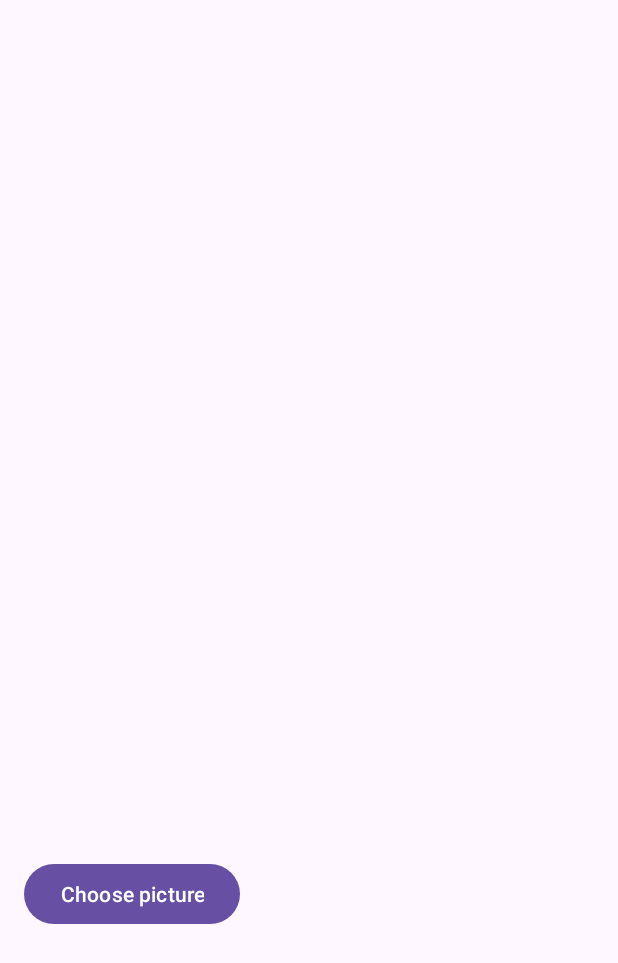
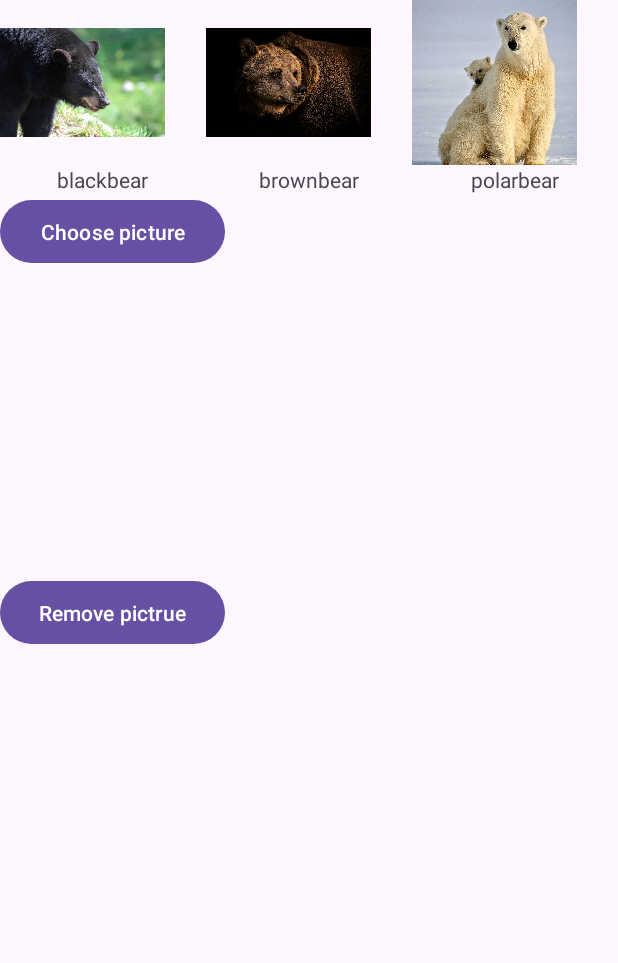
Before and after one commit to 591317/Oblig1_QuizApp, an Android app: the GalleryActivity screen opened directly, with no data from a screen before it, on a phone screen of 412 x 824 dp. Shown: the top 963 px of the screen. Run offline under Robolectric (Android 15) with nearby library versions, the phone set to English and light mode, and no system bars.

Commit message:
running with GridView but do not display the new entry images names correctly. and the remove button is not correctly placed

```diff
--- a/app/src/main/AndroidManifest.xml
+++ b/app/src/main/AndroidManifest.xml
@@ -1,6 +1,9 @@
 <?xml version="1.0" encoding="utf-8"?>
 <manifest xmlns:android="http://schemas.android.com/apk/res/android"
     xmlns:tools="http://schemas.android.com/tools">
+
+    <uses-permission android:name="android.permission.READ_MEDIA_IMAGES" />
+
 
     <application
         android:allowBackup="true"
--- a/app/src/main/java/com/example/oblig1_quizapp/GalleryActivity.java
+++ b/app/src/main/java/com/example/oblig1_quizapp/GalleryActivity.java
@@ -1,23 +1,25 @@
 package com.example.oblig1_quizapp;
 
-import androidx.activity.result.ActivityResult;
+
 import androidx.activity.result.ActivityResultCallback;
 import androidx.activity.result.ActivityResultLauncher;
-import androidx.activity.result.contract.ActivityResultContract;
 import androidx.activity.result.contract.ActivityResultContracts;
-import androidx.annotation.Nullable;
 import androidx.appcompat.app.AppCompatActivity;
 
-import android.app.Instrumentation;
 import android.content.Intent;
 import android.net.Uri;
 import android.os.Bundle;
-import android.provider.MediaStore;
+
+import android.view.LayoutInflater;
 import android.view.View;
+import android.view.ViewGroup;
+import android.widget.ArrayAdapter;
 import android.widget.Button;
+import android.widget.GridView;
 import android.widget.ImageView;
-import android.widget.Toast;
+import android.widget.TextView;
 
+import java.io.File;
 import java.util.ArrayList;
 import java.util.List;
 
@@ -25,18 +27,26 @@ public class GalleryActivity extends AppCompatActivity {
 
     // ImageView variables to store the different Views in.
     ImageView imageView, imageView2, imageView3, imageView4;
+    GridView gridView;
 
     //Buttons
     Button chooseBtn;
 
     //resultLauncher
-    ActivityResultLauncher<Intent> resultLauncher;
+    ActivityResultLauncher<String> resultLauncher;
+
+    // make a ActivityResultContract since startActivityResult() is depricated
+    /*ActivityResultContracts.StartActivityForResult contract = new ActivityResultContracts.StartActivityForResult();*/
+
 
     // List of images Uris
     List<Uri> selectedImageUris = new ArrayList<>();
 
     // variable to keep control on which imageView counter we are in.
-    int imageViewCounter = 1;
+    private static int imageViewCounter = 1;
+
+    private static final int PICK_PDF_FILE = 1;
+
 
     @Override
     protected void onCreate(Bundle savedInstanceState) {
@@ -46,45 +56,63 @@ public class GalleryActivity extends AppCompatActivity {
         // getting the button and imageView content form the View.
         chooseBtn = findViewById(R.id.buttonChoose);
 
-        imageView = findViewById(R.id.imageView);
+      /*  imageView = findViewById(R.id.imageView);
         imageView2 = findViewById(R.id.imageView2);
         imageView3 = findViewById(R.id.imageView3);
-        imageView4 = findViewById(R.id.imageView4);
+        imageView4 = findViewById(R.id.imageView4);*/
 
-        // code before SAF
-        /*registerResult();*/
 
-        // code before SAF
-     /*   resultLauncher = registerForActivityResult(
-                new ActivityResultContracts.StartActivityForResult(),
-                new ActivityResultCallback<ActivityResult>() {
+        gridView = findViewById(R.id.gridView);
+
+        //add the Uris that is going to be showed by default to the list of Uris
+        selectedImageUris.add(Uri.parse("android.resource://com.example.oblig1_quizapp/drawable/blackbear"));
+        selectedImageUris.add(Uri.parse("android.resource://com.example.oblig1_quizapp/drawable/brownbear"));
+        selectedImageUris.add(Uri.parse("android.resource://com.example.oblig1_quizapp/drawable/polarbear"));
+
+        // Use a ArrayAdapter that use the list of Uris to display the content how we designed it in grind_iteam.
+        ArrayAdapter<Uri> adapter = new ArrayAdapter<Uri>(this,R.layout.grid_iteam, selectedImageUris){
+            @Override
+            public View getView (int position, View convertView, ViewGroup parent){
+                if (convertView == null){
+                    convertView = LayoutInflater.from(getContext()).inflate(R.layout.grid_iteam, parent, false);
+
+                }
+
+                ImageView imageView = convertView.findViewById(R.id.animalImageView);
+                TextView textView = convertView.findViewById(R.id.animalText);
+
+                imageView.setImageURI(getItem(position));
+
+                String imageName = getFileNameFromUri(getItem(position));
+                textView.setText(imageName);
+
+                return convertView;
+            }
+        };
+
+
+        // make the gridView use the adapter
+        gridView.setAdapter(adapter);
+
+
+        // capture the result for the Activity of choosing a picture, the ACTION_OPEN_DOCUMENT
+        resultLauncher = registerForActivityResult(
+                new ActivityResultContracts.GetContent(),
+                new ActivityResultCallback<Uri>() {
                     @Override
-                    public void onActivityResult(ActivityResult result){
-                        try {
-                            Uri imgUri = result.getData().getData();
-                            registerResult(imgUri); // husk å endre registerResult parameter til tom.
-                        }catch (Exception e){
-                            Toast.makeText(GalleryActivity.this, "No Image selected", Toast.LENGTH_SHORT).show();
+                    public void onActivityResult(Uri result) {
+                        if (result != null){
+                            //add the selected Uri to the Uri-image list
+                            selectedImageUris.add(result);
+
+                            // update the adapter to reflect changes
+                            adapter.notifyDataSetChanged();
                         }
                     }
-                }
-        );*/
 
-        // Initialize ActivityResultLauncher for SAF picker
-        resultLauncher = registerForActivityResult(
-                new ActivityResultContracts.StartActivityForResult(),
-                new ActivityResultCallback<ActivityResult>() {
-                    @Override
-                    public void onActivityResult(ActivityResult result){
-                        if (result.getResultCode() == RESULT_OK){
-                            Intent data = result.getData();
-                            if (data != null){
-                                registerResult(data);
-                            }
-                        }
-                    }
                 }
         );
+
 
         // listener for the choose-btn when its clicked
         chooseBtn.setOnClickListener(new View.OnClickListener() {
@@ -96,83 +124,28 @@ public class GalleryActivity extends AppCompatActivity {
         });
     }
 
+    // retrieve the name of the Uri so it can be displayed under the Image
+    private String getFileNameFromUri(Uri uri) {
+        String fileName = null;
+        if (uri != null) {
+            String path = uri.getPath();
+            if (path != null) {
+                fileName = new File(path).getName();
+            }
+        }
+        return fileName != null ? fileName : ""; // return filName if it != null or fileName is not a empty String
+    }
 
-    // method for picking the image and passing the intent
+
+    // method for picking the image and passing the intent, using the "SAF" ACTION_OPEN_DOCUMENT
     private void pickImage(){
-        // code before SAF
-        /*Intent intent = new Intent(MediaStore.ACTION_PICK_IMAGES);
-        resultLauncher.launch(intent);*/
 
         Intent intent = new Intent(Intent.ACTION_OPEN_DOCUMENT);
         intent.addCategory(Intent.CATEGORY_OPENABLE);
         intent.setType("image/*");
-        resultLauncher.launch(intent);
+        resultLauncher.launch("image/*");
+        /*startActivityForResult(intent,PICK_PDF_FILE);*/ // deprecated method need to use contracts
 
     }
 
-    // register the result. how do we know what to use of the different "new ActivityResultContracts.StartActivityForResult()"
-    // why do we need a resultLauncher? is this just to make it easier to pass the intent or something?
-    // this code is before the use of SAF. whats the difference
-
-   /* private void registerResult(){
-        resultLauncher = registerForActivityResult(
-                new ActivityResultContracts.StartActivityForResult(),
-                new ActivityResultCallback<ActivityResult>() {
-                    @Override
-                    public void onActivityResult(ActivityResult result){
-
-                        try {
-                            Uri imgUri = result.getData().getData();
-                            setImageInNextView(imgUri);
-                        }catch (Exception e){
-                            Toast.makeText(GalleryActivity.this, "No Image selected", Toast.LENGTH_SHORT).show();
-                        }
-                    }
-                }
-        );
-    }*/
-
-    private void registerResult(Intent data){
-        Uri imageUri = data.getData();
-        if (imageUri != null){
-            try {
-                //save images to a list or device storage ?
-                // add method here maybe
-
-                //display image in the correct imageView
-                setImageInNextView(imageUri);
-
-            }catch (Exception e){
-                Toast.makeText(GalleryActivity.this, "No Image selected", Toast.LENGTH_SHORT).show();
-            }
-        }
-
-    }
-
-
-    private void setImageInNextView (Uri imageUri){
-        // use the counter to keep track on which ImageView that is going to be filled
-        switch (imageViewCounter){
-            case 1:
-                imageView.setImageURI(imageUri);
-                break;
-            case 2:
-                imageView2.setImageURI(imageUri);
-                break;
-            case 3:
-                imageView3.setImageURI(imageUri);
-                break;
-            case 4:
-                imageView4.setImageURI(imageUri);
-                break;
-        }
-
-        imageViewCounter ++; // increment the counter for each click
-
-        // reset when the counter is greater then 4, so we start from the first imageViewer again
-        if (imageViewCounter > 4){
-            imageViewCounter = 1;
-        }
-    }
-
 }
--- a/app/src/main/java/com/example/oblig1_quizapp/MainActivity.java
+++ b/app/src/main/java/com/example/oblig1_quizapp/MainActivity.java
@@ -27,6 +27,7 @@ public class MainActivity extends AppCompatActivity {
             public void onClick(View view) {
                // add what the button should do when clicked
                 openGallery(view);
+
             }
         });
 
--- a/app/src/main/res/layout/activity_gallery.xml
+++ b/app/src/main/res/layout/activity_gallery.xml
@@ -1,70 +1,33 @@
 <?xml version="1.0" encoding="utf-8"?>
-<androidx.constraintlayout.widget.ConstraintLayout xmlns:android="http://schemas.android.com/apk/res/android"
+<LinearLayout xmlns:android="http://schemas.android.com/apk/res/android"
     xmlns:app="http://schemas.android.com/apk/res-auto"
     xmlns:tools="http://schemas.android.com/tools"
     android:id="@+id/linearLayout"
     android:layout_width="match_parent"
     android:layout_height="match_parent"
+    android:orientation="vertical"
     tools:context=".GalleryActivity">
 
-    <ImageView
-        android:id="@+id/imageView"
-        android:layout_width="139dp"
-        android:layout_height="171dp"
-        app:layout_constraintBottom_toBottomOf="parent"
-        app:layout_constraintEnd_toEndOf="parent"
-        app:layout_constraintHorizontal_bias="0.169"
-        app:layout_constraintStart_toStartOf="parent"
-        app:layout_constraintTop_toTopOf="parent"
-        app:layout_constraintVertical_bias="0.067"
-        tools:srcCompat="@tools:sample/backgrounds/scenic" />
-
-    <ImageView
-        android:id="@+id/imageView3"
-        android:layout_width="139dp"
-        android:layout_height="171dp"
-        app:layout_constraintBottom_toBottomOf="parent"
-        app:layout_constraintEnd_toEndOf="parent"
-        app:layout_constraintHorizontal_bias="0.169"
-        app:layout_constraintStart_toStartOf="parent"
-        app:layout_constraintTop_toTopOf="parent"
-        app:layout_constraintVertical_bias="0.437"
-        tools:srcCompat="@tools:sample/backgrounds/scenic" />
-
-    <ImageView
-        android:id="@+id/imageView2"
-        android:layout_width="139dp"
-        android:layout_height="171dp"
-        app:layout_constraintBottom_toBottomOf="parent"
-        app:layout_constraintEnd_toEndOf="parent"
-        app:layout_constraintHorizontal_bias="0.83"
-        app:layout_constraintStart_toStartOf="parent"
-        app:layout_constraintTop_toTopOf="parent"
-        app:layout_constraintVertical_bias="0.067"
-        tools:srcCompat="@tools:sample/backgrounds/scenic" />
-
-    <ImageView
-        android:id="@+id/imageView4"
-        android:layout_width="139dp"
-        android:layout_height="171dp"
-        app:layout_constraintBottom_toBottomOf="parent"
-        app:layout_constraintEnd_toEndOf="parent"
-        app:layout_constraintHorizontal_bias="0.83"
-        app:layout_constraintStart_toStartOf="parent"
-        app:layout_constraintTop_toTopOf="parent"
-        app:layout_constraintVertical_bias="0.437"
-        tools:srcCompat="@tools:sample/backgrounds/scenic" />
+    <GridView
+        android:id="@+id/gridView"
+        android:layout_width="match_parent"
+        android:layout_height="wrap_content"
+        android:numColumns="3"
+        tools:layout_editor_absoluteX="16dp"
+        tools:layout_editor_absoluteY="-129dp" />
 
     <Button
         android:id="@+id/buttonChoose"
-        android:layout_width="wrap_content"
-        android:layout_height="wrap_content"
+        android:layout_width="150dp"
+        android:layout_height="50dp"
         android:layout_marginBottom="204dp"
-        android:text="Choose picture"
-        app:layout_constraintBottom_toBottomOf="parent"
-        app:layout_constraintEnd_toEndOf="parent"
-        app:layout_constraintHorizontal_bias="0.06"
-        app:layout_constraintStart_toStartOf="parent" />
+        android:text="Choose picture" />
+
+    <Button
+        android:id="@+id/buttonRemove"
+        android:layout_width="150dp"
+        android:layout_height="50dp"
+        android:text="Remove pictrue" />
 
 
-</androidx.constraintlayout.widget.ConstraintLayout>
+</LinearLayout>
--- a/app/src/main/res/layout/grid_iteam.xml
+++ b/app/src/main/res/layout/grid_iteam.xml
@@ -7,14 +7,14 @@
 
     <ImageView
         android:id="@+id/animalImageView"
-        android:layout_width="400dp"
-        android:layout_height="200dp"
+        android:layout_width="110dp"
+        android:layout_height="110dp"
         android:contentDescription="animal image">
 
     </ImageView>
 
     <TextView
-        android:id="@+id/animalName"
+        android:id="@+id/animalText"
         android:layout_width="wrap_content"
         android:layout_height="wrap_content"
         android:layout_gravity="center"
```
Also changed, not shown: app/src/main/java/com/example/oblig1_quizapp/CustomUri.java (+5 -3 lines), app/src/main/res/layout/grid_view.xml (+19 -4 lines), app/src/main/res/drawable/blackbear.jpg (added), app/src/main/res/drawable/brownbear.jpg (added), app/src/main/res/drawable/polarbear.jpg (added).
